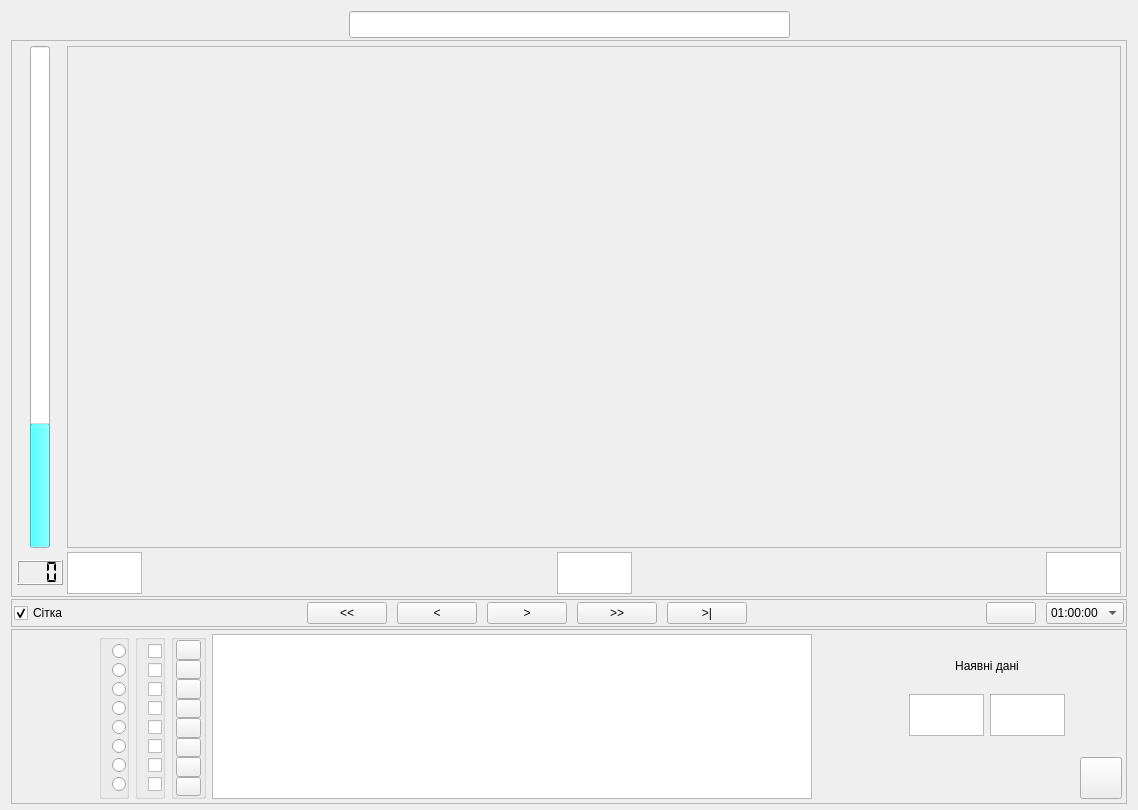
This is trend/trend.ui in vanessaorgua/lib as Qt 5 draws it before an edit. The edited form follows.
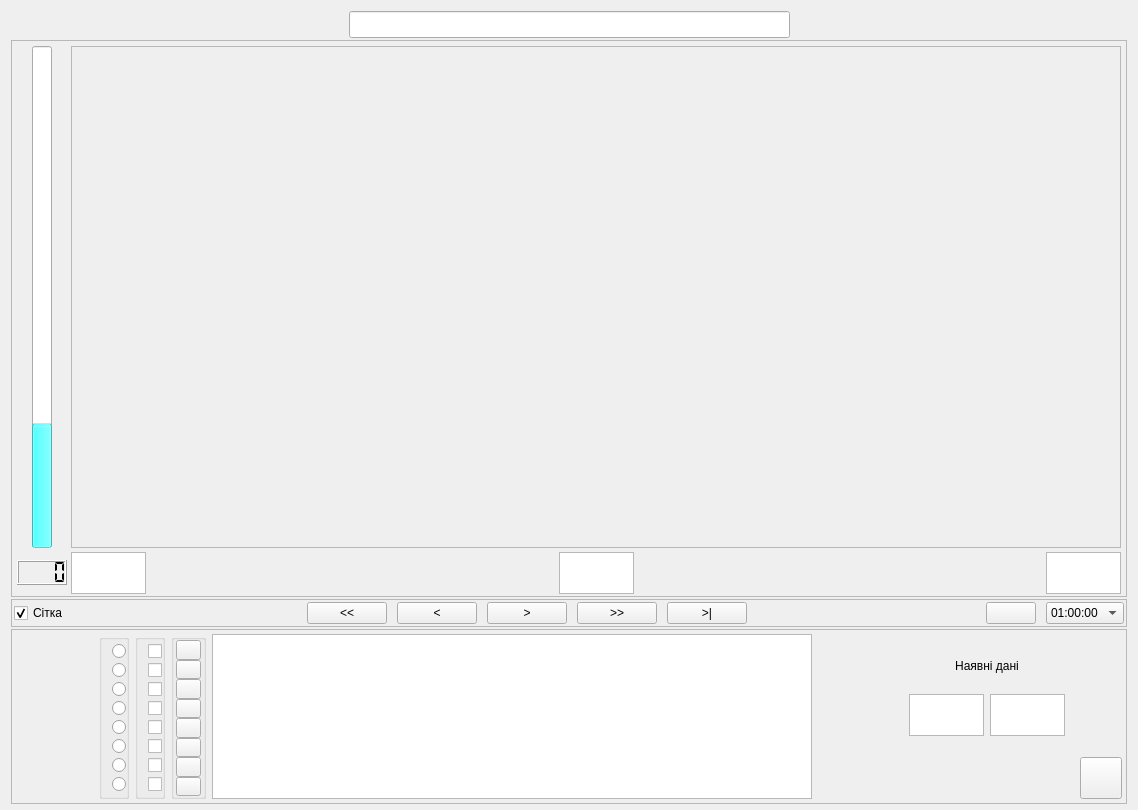
This is the edited form. Icons and pictures are not drawn.

Commit message: Трохи модифіковано клас тренда та клас панелі регулятора для коректного відображення малих значень.

```diff
--- a/trend/trend.ui
+++ b/trend/trend.ui
@@ -327,7 +327,7 @@
          </size>
         </property>
         <property name="numDigits">
-         <number>3</number>
+         <number>4</number>
         </property>
         <property name="segmentStyle">
          <enum>QLCDNumber::Flat</enum>
```
The commit also changes 2 other files.
